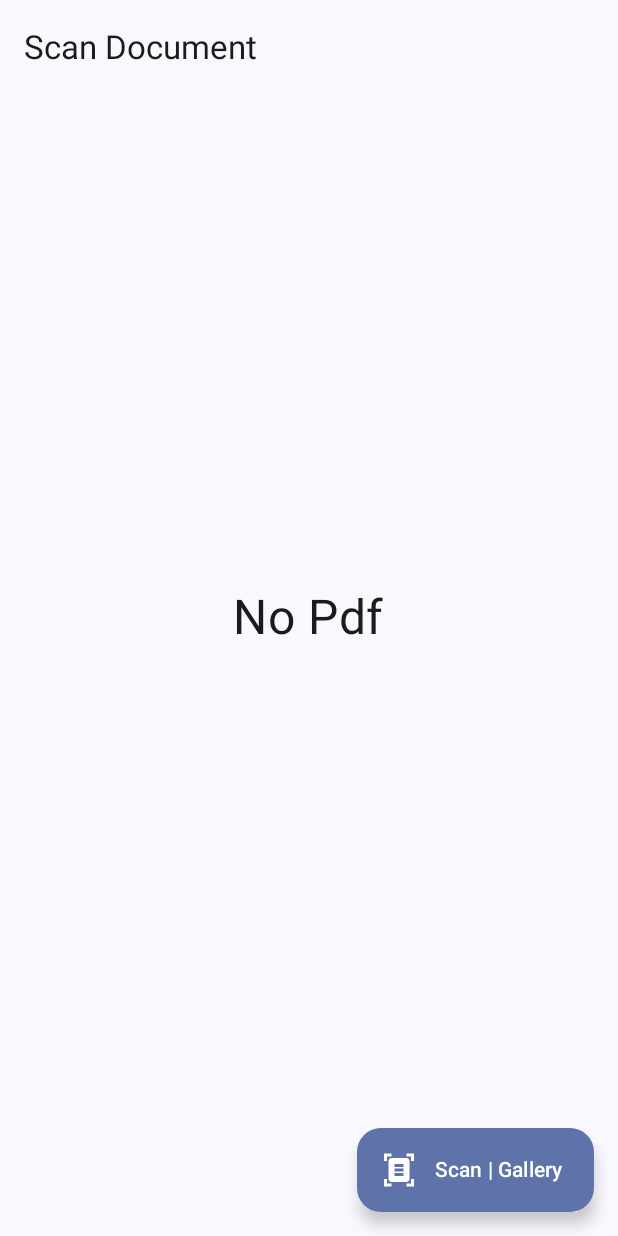
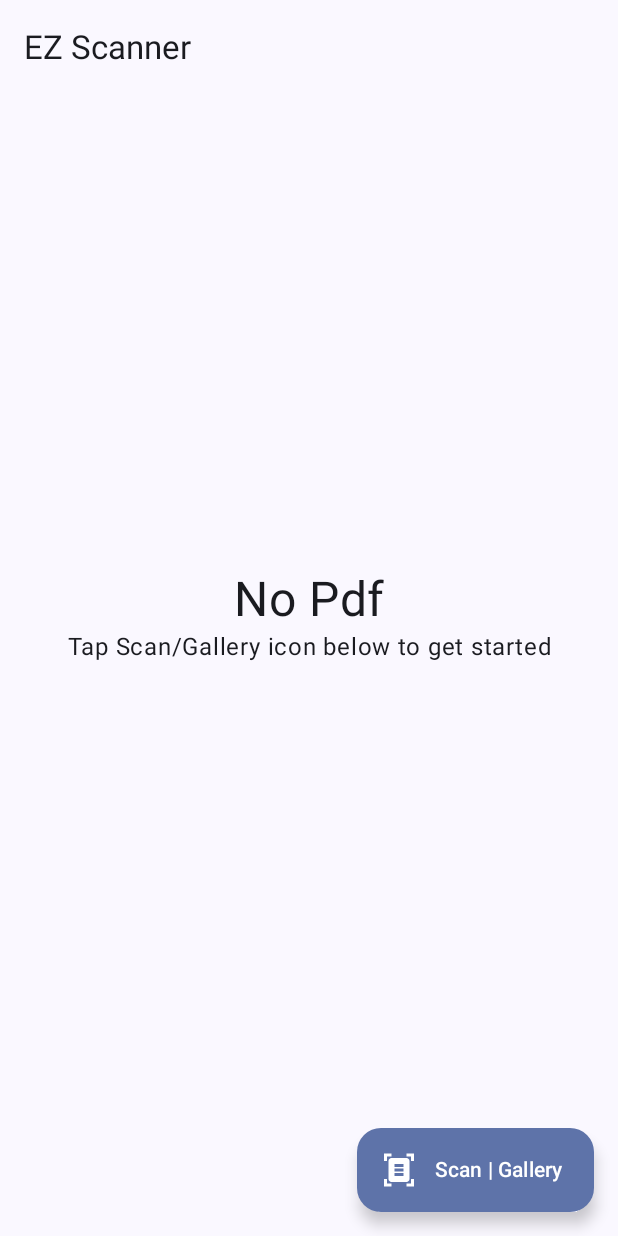
Before and after one commit to venkatesh20pillay/ScanDocument, an Android app built with Jetpack Compose: the screen it shows after launch (MainActivity), on a phone screen of 412 x 824 dp. Run offline under Robolectric (Android 15) with nearby library versions, the phone set to English and light mode, and no system bars; our stand-ins replace Room's generated code; libraries missing offline, so code that uses them is left out: com.google.mlkit.vision; 1 statement that could not run was skipped.

Commit message:
changes text

```diff
--- a/app/src/main/java/com/scanners/docsscanners/screens/common/ErrorScreen.kt
+++ b/app/src/main/java/com/scanners/docsscanners/screens/common/ErrorScreen.kt
@@ -2,18 +2,36 @@ package com.scanners.docsscanners.screens.common
 
 import androidx.compose.runtime.Composable
 import androidx.compose.foundation.layout.Box
+import androidx.compose.foundation.layout.Column
+import androidx.compose.foundation.layout.Row
+import androidx.compose.foundation.layout.Spacer
 import androidx.compose.foundation.layout.fillMaxSize
+import androidx.compose.foundation.layout.padding
+import androidx.compose.foundation.layout.width
 import androidx.compose.material3.Text
 import androidx.compose.ui.Alignment
 import androidx.compose.ui.Modifier
+import androidx.compose.ui.res.stringResource
+import androidx.compose.ui.text.style.TextAlign
+import androidx.compose.ui.unit.dp
 import androidx.compose.ui.unit.sp
+import com.scanners.docsscanners.R
+
 
 @Composable
 fun ErrorScreen(message: String) {
     Box(
-        modifier = Modifier.fillMaxSize(),
-        contentAlignment = Alignment.Center
+        modifier = Modifier
+            .fillMaxSize()
+            .padding(10.dp, 0.dp),
+        contentAlignment = Alignment.Center,
     ){
-        Text(text = message, fontSize = 32.sp)
+        Column (
+           horizontalAlignment = Alignment.CenterHorizontally
+        ) {
+            Text(text = message, fontSize = 32.sp)
+            Spacer(modifier = Modifier.width(10.dp))
+            Text(text = stringResource(id = R.string.errorDescription), fontSize = 16.sp, textAlign = TextAlign.Center)
+        }
     }
 }
--- a/app/src/main/java/com/scanners/docsscanners/screens/home/HomeScreen.kt
+++ b/app/src/main/java/com/scanners/docsscanners/screens/home/HomeScreen.kt
@@ -25,6 +25,7 @@ import androidx.compose.runtime.getValue
 import androidx.compose.runtime.mutableStateListOf
 import androidx.compose.runtime.remember
 import androidx.compose.ui.Modifier
+import androidx.compose.ui.graphics.Color
 import androidx.compose.ui.platform.LocalContext
 import androidx.compose.ui.res.painterResource
 import androidx.compose.ui.res.stringResource
--- a/app/src/main/res/values/strings.xml
+++ b/app/src/main/res/values/strings.xml
@@ -1,8 +1,9 @@
 <resources>
-    <string name="app_name">Scan Document</string>
+    <string name="app_name">EZ Scanner</string>
     <string name="scan">Scan</string>
     <string name="rename_pdf">Rename Pdf</string>
     <string name="pdf_name">Pdf Name</string>
     <string name="cancel">Cancel</string>
     <string name="update">Update</string>
+    <string name="errorDescription">Tap Scan/Gallery icon below to get started</string>
 </resources>
```
Also changed, not shown: app/src/main/ic_launcher-playstore.png, app/src/main/res/mipmap-hdpi/ic_launcher.webp, app/src/main/res/mipmap-hdpi/ic_launcher_foreground.webp, app/src/main/res/mipmap-hdpi/ic_launcher_round.webp, app/src/main/res/mipmap-mdpi/ic_launcher.webp, app/src/main/res/mipmap-mdpi/ic_launcher_foreground.webp, app/src/main/res/mipmap-mdpi/ic_launcher_round.webp, app/src/main/res/mipmap-xhdpi/ic_launcher.webp, app/src/main/res/mipmap-xhdpi/ic_launcher_foreground.webp, app/src/main/res/mipmap-xhdpi/ic_launcher_round.webp, app/src/main/res/mipmap-xxhdpi/ic_launcher.webp, app/src/main/res/mipmap-xxhdpi/ic_launcher_foreground.webp, app/src/main/res/mipmap-xxhdpi/ic_launcher_round.webp, app/src/main/res/mipmap-xxxhdpi/ic_launcher.webp, 2 more files.
